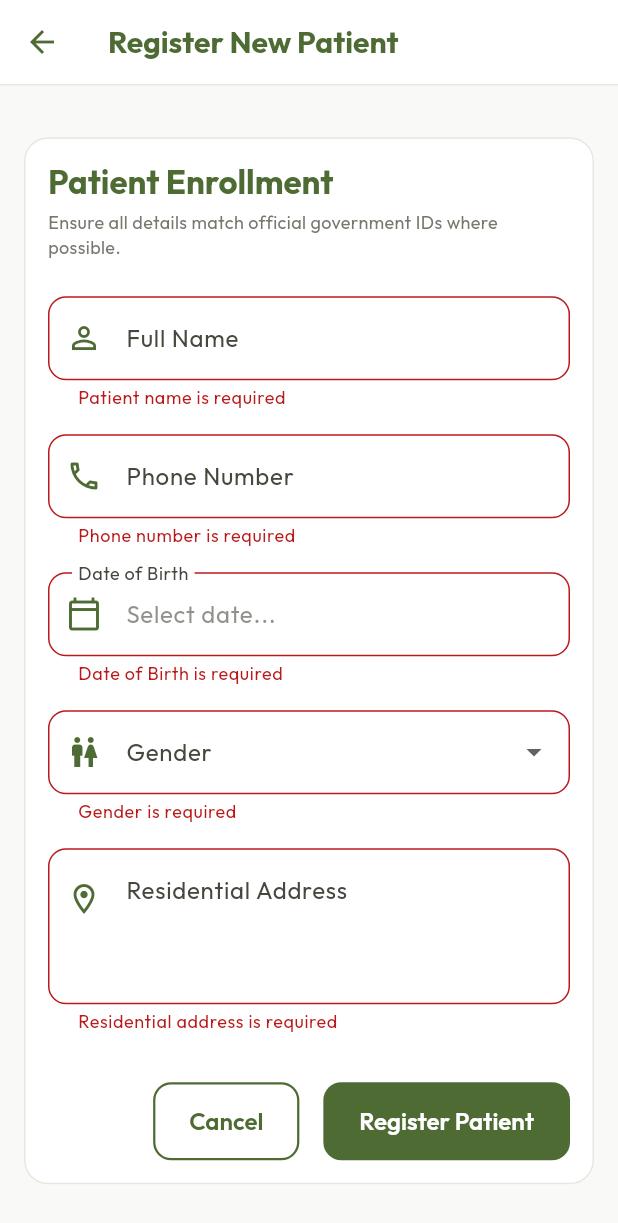
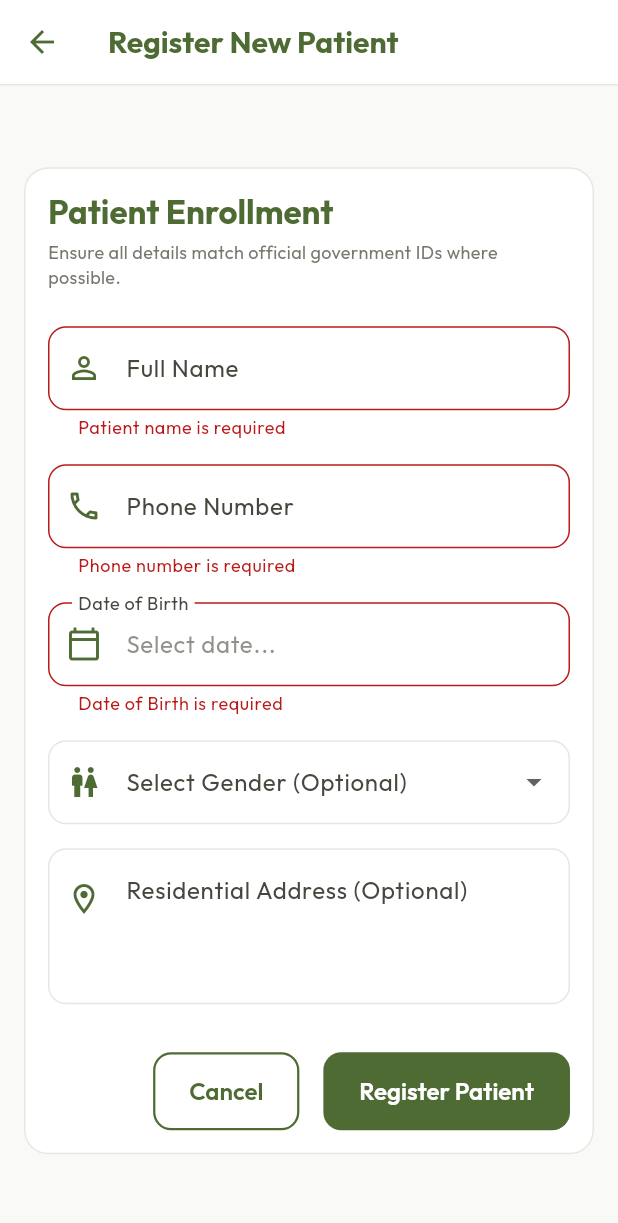
Before and after one commit to PriyangaRadhakrishnan/clinic-inventory-management-srihitham, a Flutter app: the AddPatientView screen opened directly, after a tap on "Register Patient", on a phone screen of 412 x 824 dp. Shown: the top 1223 px of the screen. Run offline on Flutter 3.47's test engine with Material 3 defaults, Android fonts, the phone set to English and light mode, and no system bars; our stand-ins replace cloud_firestore, firebase_auth, firebase_core, google_fonts; accounts and stored records are empty.

Commit message:
Phase 2 Patient Management completed

```diff
--- a/lib/features/patients/views/add_patient_view.dart
+++ b/lib/features/patients/views/add_patient_view.dart
@@ -66,12 +66,6 @@ class _AddPatientViewState extends State<AddPatientView> {
       );
       return;
     }
-    if (_selectedGender == null) {
-      ScaffoldMessenger.of(context).showSnackBar(
-        const SnackBar(content: Text('Please select Gender')),
-      );
-      return;
-    }
 
     setState(() {
       _submitting = true;
@@ -85,7 +79,7 @@ class _AddPatientViewState extends State<AddPatientView> {
     final result = await patientProvider.addPatient(
       name: _nameController.text.trim(),
       age: age,
-      gender: _selectedGender!,
+      gender: _selectedGender ?? '',
       phone: _phoneController.text.trim(),
       dateOfBirth: _selectedDob!,
       address: _addressController.text.trim(),
@@ -322,7 +316,7 @@ class _AddPatientViewState extends State<AddPatientView> {
     return DropdownButtonFormField<String>(
       value: _selectedGender,
       decoration: InputDecoration(
-        labelText: 'Gender',
+        labelText: 'Select Gender (Optional)',
         prefixIcon: const Icon(Icons.wc_outlined, color: AppColors.primary),
         border: OutlineInputBorder(borderRadius: BorderRadius.circular(AppDimensions.radiusM)),
       ),
@@ -337,10 +331,6 @@ class _AddPatientViewState extends State<AddPatientView> {
           _selectedGender = newValue;
         });
       },
-      validator: (value) {
-        if (value == null) return 'Gender is required';
-        return null;
-      },
     );
   }
 
@@ -351,7 +341,7 @@ class _AddPatientViewState extends State<AddPatientView> {
       keyboardType: TextInputType.multiline,
       textCapitalization: TextCapitalization.sentences,
       decoration: InputDecoration(
-        labelText: 'Residential Address',
+        labelText: 'Residential Address (Optional)',
         alignLabelWithHint: true,
         prefixIcon: const Padding(
           padding: EdgeInsets.only(bottom: 36),
@@ -359,12 +349,6 @@ class _AddPatientViewState extends State<AddPatientView> {
         ),
         border: OutlineInputBorder(borderRadius: BorderRadius.circular(AppDimensions.radiusM)),
       ),
-      validator: (value) {
-        if (value == null || value.trim().isEmpty) {
-          return 'Residential address is required';
-        }
-        return null;
-      },
     );
   }
 }
--- a/lib/features/patients/views/edit_patient_view.dart
+++ b/lib/features/patients/views/edit_patient_view.dart
@@ -33,7 +33,7 @@ class _EditPatientViewState extends State<EditPatientView> {
     _phoneController = TextEditingController(text: widget.patient.phone);
     _addressController = TextEditingController(text: widget.patient.address);
     _selectedDob = widget.patient.dateOfBirth;
-    _selectedGender = widget.patient.gender;
+    _selectedGender = widget.patient.gender.isEmpty ? null : widget.patient.gender;
   }
 
   @override
@@ -73,7 +73,6 @@ class _EditPatientViewState extends State<EditPatientView> {
   Future<void> _handleSubmit() async {
     if (!_formKey.currentState!.validate()) return;
     if (_selectedDob == null) return;
-    if (_selectedGender == null) return;
 
     setState(() {
       _submitting = true;
@@ -87,7 +86,7 @@ class _EditPatientViewState extends State<EditPatientView> {
       phone: _phoneController.text.trim(),
       address: _addressController.text.trim(),
       dateOfBirth: _selectedDob!,
-      gender: _selectedGender!,
+      gender: _selectedGender ?? '',
       age: age,
     );
 
@@ -384,7 +383,7 @@ class _EditPatientViewState extends State<EditPatientView> {
     return DropdownButtonFormField<String>(
       value: _selectedGender,
       decoration: InputDecoration(
-        labelText: 'Gender',
+        labelText: 'Select Gender (Optional)',
         prefixIcon: const Icon(Icons.wc_outlined, color: AppColors.primary),
         border: OutlineInputBorder(borderRadius: BorderRadius.circular(AppDimensions.radiusM)),
       ),
@@ -399,10 +398,6 @@ class _EditPatientViewState extends State<EditPatientView> {
           _selectedGender = newValue;
         });
       },
-      validator: (value) {
-        if (value == null) return 'Gender is required';
-        return null;
-      },
     );
   }
 
@@ -413,7 +408,7 @@ class _EditPatientViewState extends State<EditPatientView> {
       keyboardType: TextInputType.multiline,
       textCapitalization: TextCapitalization.sentences,
       decoration: InputDecoration(
-        labelText: 'Residential Address',
+        labelText: 'Residential Address (Optional)',
         alignLabelWithHint: true,
         prefixIcon: const Padding(
           padding: EdgeInsets.only(bottom: 36),
@@ -421,12 +416,6 @@ class _EditPatientViewState extends State<EditPatientView> {
         ),
         border: OutlineInputBorder(borderRadius: BorderRadius.circular(AppDimensions.radiusM)),
       ),
-      validator: (value) {
-        if (value == null || value.trim().isEmpty) {
-          return 'Residential address is required';
-        }
-        return null;
-      },
     );
   }
 }
--- a/lib/features/patients/views/patient_details_view.dart
+++ b/lib/features/patients/views/patient_details_view.dart
@@ -185,7 +185,7 @@ class PatientDetailsView extends StatelessWidget {
       children: [
         _buildInfoItem(Icons.phone_outlined, 'Phone Number', patient.phone),
         const SizedBox(height: AppDimensions.spaceM),
-        _buildInfoItem(Icons.wc_outlined, 'Gender', patient.gender),
+        _buildInfoItem(Icons.wc_outlined, 'Gender', patient.gender.trim().isEmpty ? 'Not Provided' : patient.gender),
         const SizedBox(height: AppDimensions.spaceM),
         _buildInfoItem(Icons.cake_outlined, 'Date of Birth', DateFormat('dd-MMM-yyyy').format(patient.dateOfBirth)),
       ],
@@ -198,7 +198,7 @@ class PatientDetailsView extends StatelessWidget {
       children: [
         _buildInfoItem(Icons.perm_identity_outlined, 'Age', '${patient.age} Years'),
         const SizedBox(height: AppDimensions.spaceM),
-        _buildInfoItem(Icons.location_on_outlined, 'Address', patient.address),
+        _buildInfoItem(Icons.location_on_outlined, 'Address', patient.address.trim().isEmpty ? 'Not Provided' : patient.address),
         const SizedBox(height: AppDimensions.spaceM),
         _buildInfoItem(Icons.calendar_month_outlined, 'Registration Date', DateFormat('dd-MMM-yyyy HH:mm').format(patient.registrationDate)),
       ],
```
Also changed, not shown: 1 other file.
